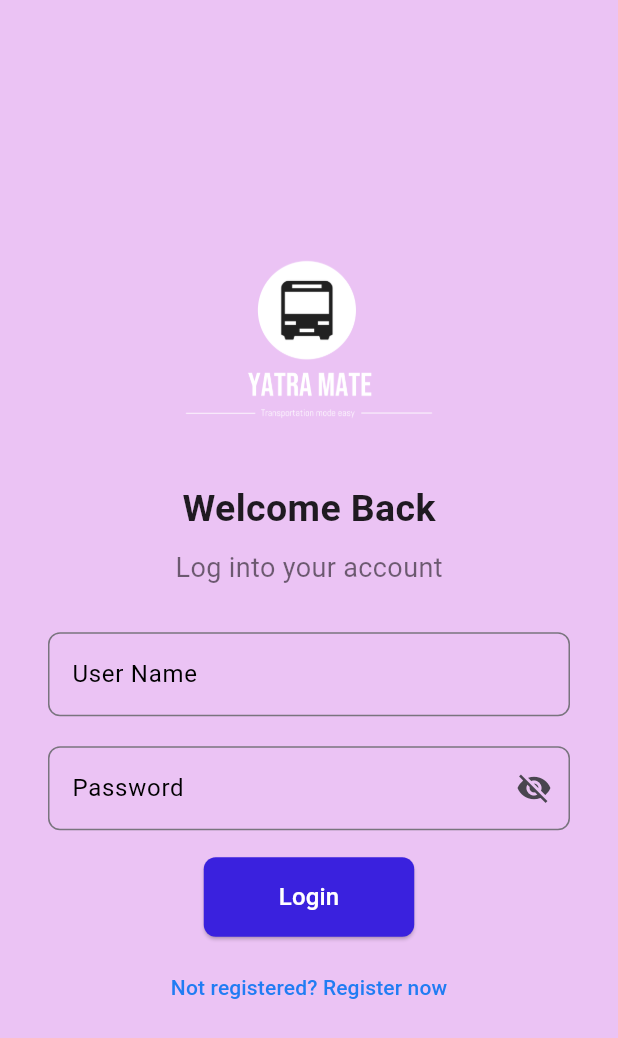
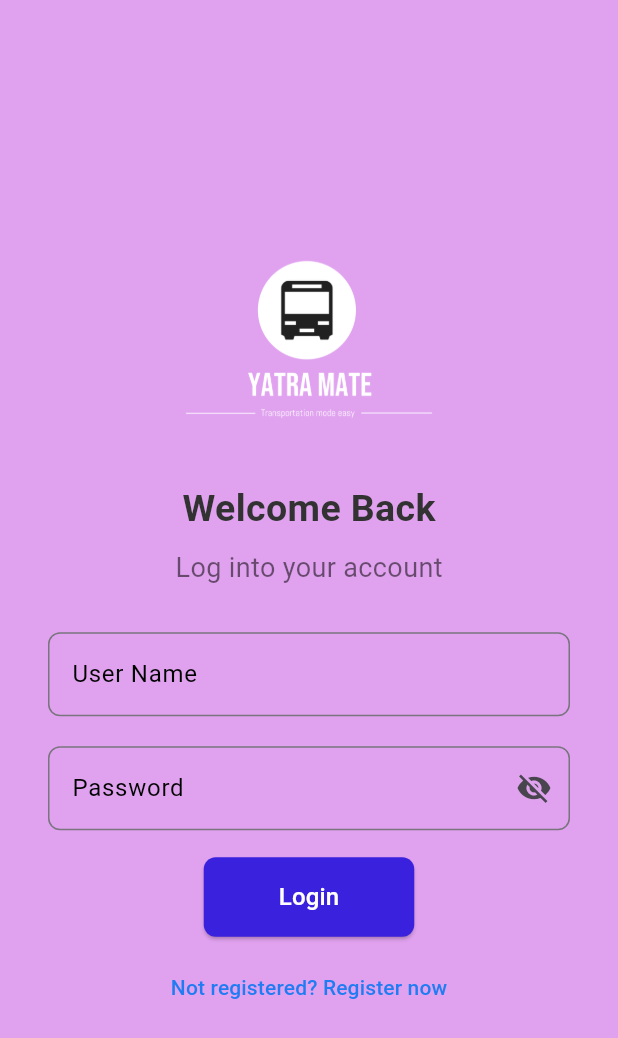
Before and after one commit to Ashish-Pandey62/YatraMate, a Flutter app: the screen it shows after launch, on a phone screen of 412 x 824 dp. Shown: the top 1038 px of the screen. Run offline on Flutter 3.47's test engine with Material 3 defaults, Android fonts, the phone set to English and light mode, and no system bars; our stand-ins replace basic_utils, connectivity_plus, curved_navigation_bar, flutter_dotenv, flutter_map, flutter_secure_storage and 7 more; missing offline and left inert: dart_jsonwebtoken, flutter_background_service, flutter_ignorebatteryoptimization, flutter_map_dragmarker, jwt_decode, pointycastle and 1 more.

Commit message:
login updated

```diff
--- a/conductor_app/lib/pages/login.dart
+++ b/conductor_app/lib/pages/login.dart
@@ -111,7 +111,7 @@ class _LoginPageState extends State<LoginPage> {
       debugShowCheckedModeBanner: false,
       home: Scaffold(
         backgroundColor:
-            const Color.fromARGB(255, 235, 195, 244), // Set background color
+            const Color.fromARGB(255, 224, 162, 239), // Set background color
         body: Center(
           child: Padding(
             padding: const EdgeInsets.all(32.0),
@@ -135,7 +135,8 @@ class _LoginPageState extends State<LoginPage> {
                     style: TextStyle(
                       fontSize: 25,
                       fontWeight: FontWeight.bold,
-                      color: Colors.black87,
+                      color:const Color.fromARGB(255, 50, 50, 50)
+,
                     ),
                   ),
                   const SizedBox(height: 8),
```
